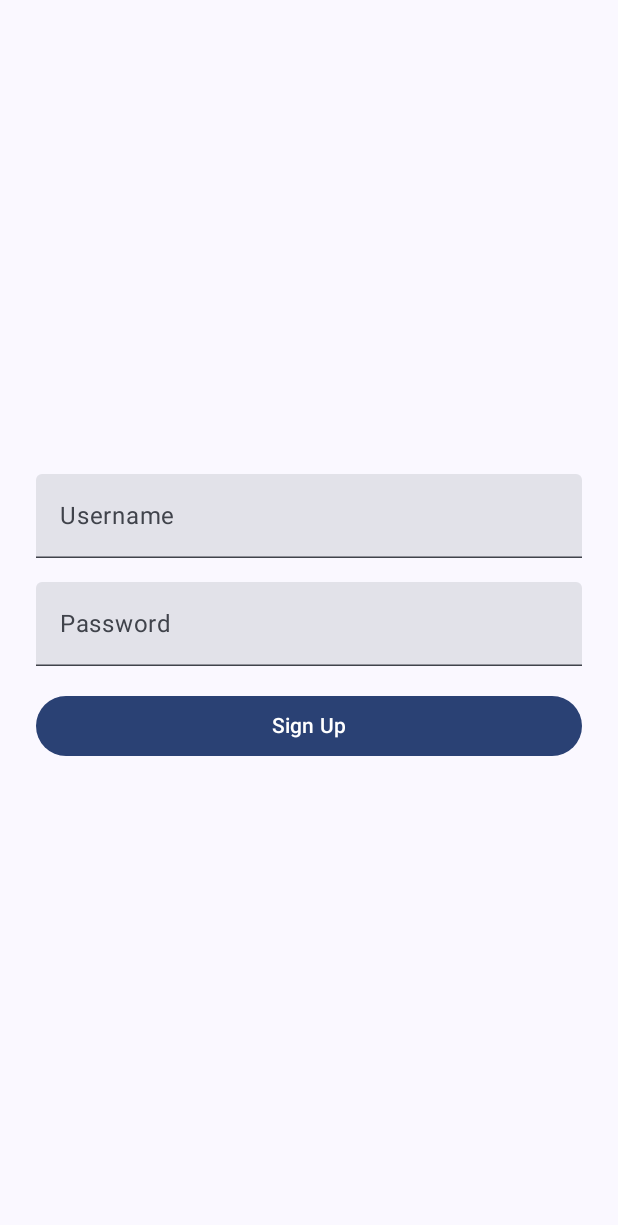
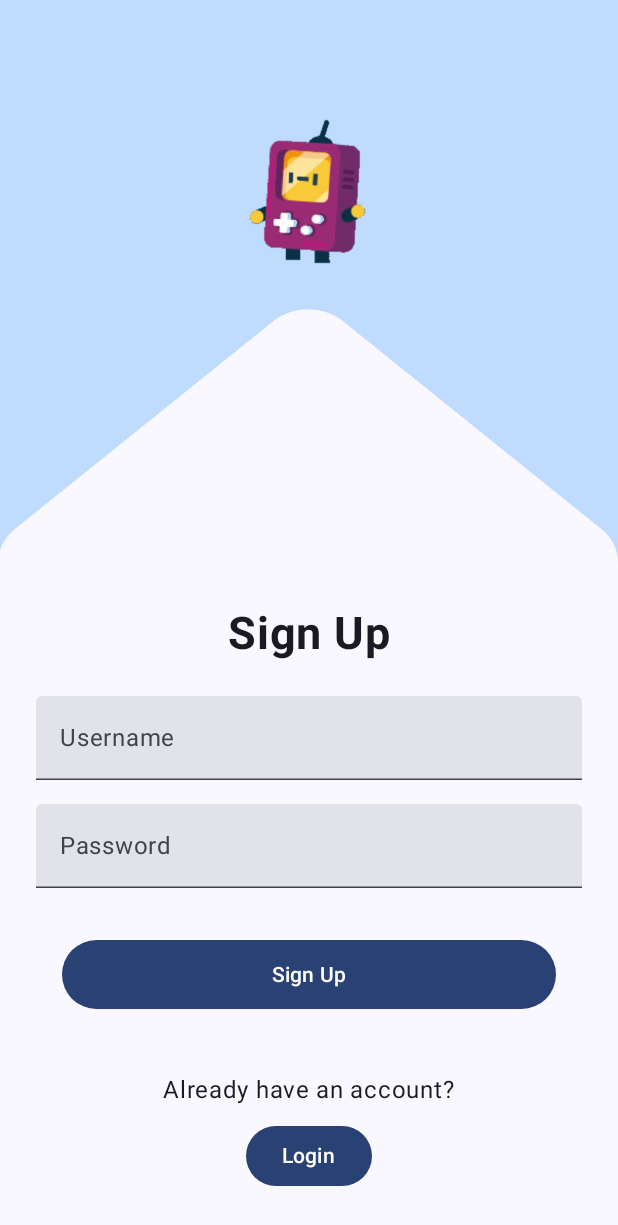
Before and after one commit to egecam/RateYourGame, an Android app built with Jetpack Compose: the screen it shows after launch (MainActivity), after a tap on "Sign up", on a phone screen of 412 x 824 dp. Shown: the top 1225 px of the screen. Run offline under Robolectric (Android 15) with nearby library versions, the phone set to English and light mode, and no system bars; our stand-ins replace Room's generated code.

Commit message:
Added new login/signup screen layout

```diff
--- a/app/src/main/java/com/example/rateyourgame/screens/GameListScreen.kt
+++ b/app/src/main/java/com/example/rateyourgame/screens/GameListScreen.kt
@@ -12,6 +12,7 @@ import androidx.compose.foundation.layout.padding
 import androidx.compose.foundation.lazy.LazyColumn
 import androidx.compose.foundation.lazy.items
 import androidx.compose.material3.Card
+import androidx.compose.material3.OutlinedCard
 import androidx.compose.material3.Surface
 import androidx.compose.material3.Text
 import androidx.compose.runtime.Composable
@@ -84,7 +85,7 @@ fun GameListScreen(navController: NavController, authViewModel: AuthViewModel) {
 
 @Composable
 fun GameItem(game: Game, navController: NavController) {
-    Card(
+    OutlinedCard(
         modifier = Modifier
             .fillMaxWidth()
             .padding(10.dp)
--- a/app/src/main/java/com/example/rateyourgame/screens/LoginScreen.kt
+++ b/app/src/main/java/com/example/rateyourgame/screens/LoginScreen.kt
@@ -1,14 +1,20 @@
 package com.example.rateyourgame.screens
 
+import androidx.compose.foundation.Image
+import androidx.compose.foundation.isSystemInDarkTheme
 import androidx.compose.foundation.layout.Arrangement
+import androidx.compose.foundation.layout.Box
 import androidx.compose.foundation.layout.Column
 import androidx.compose.foundation.layout.Spacer
+import androidx.compose.foundation.layout.fillMaxHeight
 import androidx.compose.foundation.layout.fillMaxSize
 import androidx.compose.foundation.layout.fillMaxWidth
 import androidx.compose.foundation.layout.height
 import androidx.compose.foundation.layout.padding
+import androidx.compose.foundation.layout.size
 import androidx.compose.material3.AlertDialog
 import androidx.compose.material3.Button
+import androidx.compose.material3.Surface
 import androidx.compose.material3.Text
 import androidx.compose.material3.TextField
 import androidx.compose.runtime.Composable
@@ -20,10 +26,15 @@ import androidx.compose.runtime.remember
 import androidx.compose.runtime.setValue
 import androidx.compose.ui.Alignment
 import androidx.compose.ui.Modifier
+import androidx.compose.ui.layout.ContentScale
+import androidx.compose.ui.res.painterResource
+import androidx.compose.ui.text.font.FontWeight
 import androidx.compose.ui.text.input.PasswordVisualTransformation
 import androidx.compose.ui.unit.dp
+import androidx.compose.ui.unit.sp
 import androidx.lifecycle.viewModelScope
 import androidx.navigation.NavController
+import com.example.rateyourgame.R
 import com.example.rateyourgame.ViewModels.AuthViewModel
 import com.example.rateyourgame.ViewModels.SharedViewModel
 import kotlinx.coroutines.launch
@@ -64,25 +75,59 @@ fun LoginScreen(navController: NavController,  authViewModel: AuthViewModel, sha
             }
         )
     }
+    val shapeis = if (isSystemInDarkTheme()) painterResource(id = R.drawable.loginshapenight) else painterResource(
+        id = R.drawable.loginshape)
 
+    Column(
+        modifier = Modifier.fillMaxWidth(),
+    ) {
+        Box(
+            contentAlignment = Alignment.TopCenter, modifier = Modifier
+                .fillMaxWidth()
+        ) {
+            Image(
+                painter = shapeis,
+                contentDescription = "loginshape",
+                modifier = Modifier
+                    .fillMaxWidth(),
+                contentScale = ContentScale.FillBounds
+            )
+
+            Image(
+                painterResource(id = R.drawable.rateyourgamelogo),
+                contentDescription = "rateyourgameloginlogo",
+                modifier = Modifier
+                    .size(225.dp)
+                    .padding(top = 50.dp),
+            )
+            Spacer(modifier = Modifier.height(8.dp))
+
+        }
         Column(
             modifier = Modifier
                 .fillMaxSize()
-            .padding(16.dp),
+                .padding(start = 16.dp, end = 16.dp),
             verticalArrangement = Arrangement.Center,
             horizontalAlignment = Alignment.CenterHorizontally
         ) {
+            Text(text = "Login", fontSize = 30.sp, fontWeight = FontWeight.Bold,)
+            Spacer(modifier = Modifier.height(15.dp))
+
             TextField(
                 value = username,
                 onValueChange = { username = it },
                 label = { Text("Username") },
-            modifier = Modifier.fillMaxWidth().padding(8.dp)
+                modifier = Modifier
+                    .fillMaxWidth()
+                    .padding(8.dp)
             )
             TextField(
                 value = password,
                 onValueChange = { password = it },
                 label = { Text("Password") },
-            modifier = Modifier.fillMaxWidth().padding(8.dp),
+                modifier = Modifier
+                    .fillMaxWidth()
+                    .padding(8.dp),
                 visualTransformation = PasswordVisualTransformation()
             )
             if (showError) {
@@ -107,6 +152,7 @@ fun LoginScreen(navController: NavController,  authViewModel: AuthViewModel, sha
                     }
                 )
             }
+
             Button(
                 onClick = {
                     authViewModel.viewModelScope.launch {
@@ -122,8 +168,11 @@ fun LoginScreen(navController: NavController,  authViewModel: AuthViewModel, sha
                 },
                 modifier = Modifier
                     .fillMaxWidth()
-                .padding(8.dp)
-        ) {
+                    .padding(25.dp)
+            )
+
+            {
+                Spacer(modifier = Modifier.height(30.dp))
                 Text("Login")
             }
             Spacer(modifier = Modifier.height(16.dp))
@@ -137,4 +186,6 @@ fun LoginScreen(navController: NavController,  authViewModel: AuthViewModel, sha
                 Text("Sign up")
             }
         }
+
     }
+}
--- a/app/src/main/java/com/example/rateyourgame/screens/SignupScreen.kt
+++ b/app/src/main/java/com/example/rateyourgame/screens/SignupScreen.kt
@@ -1,10 +1,16 @@
 package com.example.rateyourgame.screens
 
+import androidx.compose.foundation.Image
+import androidx.compose.foundation.isSystemInDarkTheme
 import androidx.compose.foundation.layout.Arrangement
+import androidx.compose.foundation.layout.Box
 import androidx.compose.foundation.layout.Column
+import androidx.compose.foundation.layout.Spacer
 import androidx.compose.foundation.layout.fillMaxSize
 import androidx.compose.foundation.layout.fillMaxWidth
+import androidx.compose.foundation.layout.height
 import androidx.compose.foundation.layout.padding
+import androidx.compose.foundation.layout.size
 import androidx.compose.material3.AlertDialog
 import androidx.compose.material3.Button
 import androidx.compose.material3.Text
@@ -16,10 +22,15 @@ import androidx.compose.runtime.remember
 import androidx.compose.runtime.setValue
 import androidx.compose.ui.Alignment
 import androidx.compose.ui.Modifier
+import androidx.compose.ui.layout.ContentScale
+import androidx.compose.ui.res.painterResource
+import androidx.compose.ui.text.font.FontWeight
 import androidx.compose.ui.text.input.PasswordVisualTransformation
 import androidx.compose.ui.unit.dp
+import androidx.compose.ui.unit.sp
 import androidx.lifecycle.viewModelScope
 import androidx.navigation.NavController
+import com.example.rateyourgame.R
 import com.example.rateyourgame.ViewModels.AuthViewModel
 import com.example.rateyourgame.ViewModels.SharedViewModel
 import com.example.rateyourgame.dataclasses.User
@@ -32,25 +43,56 @@ fun SignUpScreen(navController: NavController, authViewModel: AuthViewModel, sha
     var showError by remember { mutableStateOf(false) }
     var infoMessage by remember { mutableStateOf("") }
     var showSuccessMessage by remember { mutableStateOf(false) }
+    val shapeis = if (isSystemInDarkTheme()) painterResource(id = R.drawable.loginshapenight) else painterResource(
+        id = R.drawable.loginshape)
+    Column(
+        modifier = Modifier.fillMaxWidth(),
+    ) {
+        Box(
+            contentAlignment = Alignment.TopCenter, modifier = Modifier
+                .fillMaxWidth()
+        ) {
+            Image(
+                painter = shapeis,
+                contentDescription = "loginshape",
+                modifier = Modifier
+                    .fillMaxWidth(),
+                contentScale = ContentScale.FillBounds
+            )
 
+            Image(
+                painterResource(id = R.drawable.rateyourgamelogo),
+                contentDescription = "rateyourgameloginlogo",
+                modifier = Modifier
+                    .size(225.dp)
+                    .padding(top = 50.dp),
+            )
+            Spacer(modifier = Modifier.height(8.dp))
+        }
         Column(
             modifier = Modifier
                 .fillMaxSize()
-            .padding(16.dp),
+                .padding(start = 16.dp, end = 16.dp),
             verticalArrangement = Arrangement.Center,
             horizontalAlignment = Alignment.CenterHorizontally
         ) {
+            Text(text = "Sign Up", fontSize = 30.sp, fontWeight = FontWeight.Bold)
+            Spacer(modifier = Modifier.height(15.dp))
             TextField(
                 value = username,
                 onValueChange = { username = it },
                 label = { Text("Username") },
-            modifier = Modifier.fillMaxWidth().padding(8.dp)
+                modifier = Modifier
+                    .fillMaxWidth()
+                    .padding(8.dp)
             )
             TextField(
                 value = password,
                 onValueChange = { password = it },
                 label = { Text("Password") },
-            modifier = Modifier.fillMaxWidth().padding(8.dp),
+                modifier = Modifier
+                    .fillMaxWidth()
+                    .padding(8.dp),
                 visualTransformation = PasswordVisualTransformation()
             )
             if (showError) {
@@ -95,9 +137,25 @@ fun SignUpScreen(navController: NavController, authViewModel: AuthViewModel, sha
                 },
                 modifier = Modifier
                     .fillMaxWidth()
-                .padding(8.dp)
+                    .padding(25.dp)
             ) {
+                Spacer(modifier = Modifier.height(30.dp))
                 Text("Sign Up")
             }
+            Spacer(modifier = Modifier.height(16.dp))
+            Text("Already have an account?")
+            Spacer(modifier = Modifier.height(8.dp))
+            Button(
+                onClick = {
+                    navController.navigate("login_screen")
+                }
+
+            ) {
+
+                Text("Login")
             }
         }
+
+
+    }
+}
--- /dev/null
+++ b/app/src/main/res/drawable/loginshape.xml
@@ -0,0 +1,10 @@
+<vector xmlns:android="http://schemas.android.com/apk/res/android"
+    android:width="375dp"
+    android:height="375dp"
+    android:viewportWidth="360"
+    android:viewportHeight="375">
+  <path
+      android:pathData="M360,-127H0V366.75C1.45,361.27 4.44,356.26 8.69,352.35L159.19,213.96C170.67,203.41 188.33,203.41 199.81,213.96L350.31,352.35C356.48,358.03 360,366.04 360,374.43V-127Z"
+      android:fillColor="#BFDBFE"
+      android:fillType="evenOdd"/>
+</vector>
--- /dev/null
+++ b/app/src/main/res/drawable/loginshapenight.xml
@@ -0,0 +1,10 @@
+<vector xmlns:android="http://schemas.android.com/apk/res/android"
+    android:width="375dp"
+    android:height="375dp"
+    android:viewportWidth="360"
+    android:viewportHeight="375">
+    <path
+        android:pathData="M360,-127H0V366.75C1.45,361.27 4.44,356.26 8.69,352.35L159.19,213.96C170.67,203.41 188.33,203.41 199.81,213.96L350.31,352.35C356.48,358.03 360,366.04 360,374.43V-127Z"
+        android:fillColor="#1E293B"
+        android:fillType="evenOdd"/>
+</vector>
```
Also changed, not shown: app/src/main/res/drawable/rateyourgamelogo.png (added). Lines whose indentation alone changed are shown as unchanged.
